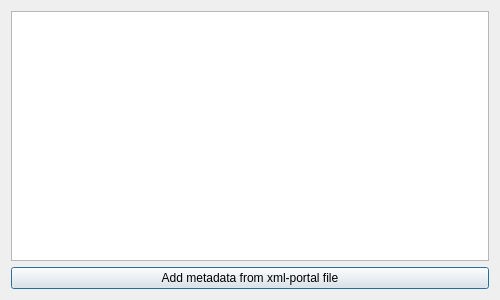
Qt form src/ui/ui-files/MetaDataInfo.ui (XROMMPackages/xmalab) before a commit.
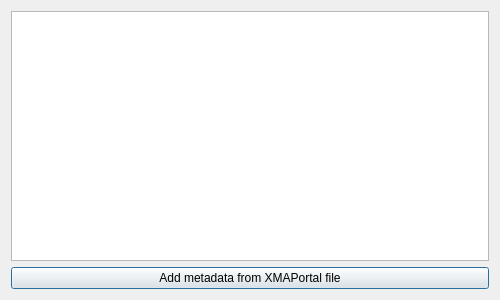
The same form after that commit. Icons and pictures are not drawn.

The edit to the form file:
```diff
--- a/src/ui/ui-files/MetaDataInfo.ui
+++ b/src/ui/ui-files/MetaDataInfo.ui
@@ -67,7 +67,7 @@
    <item row="1" column="0">
     <widget class="QPushButton" name="pushButtonAdd">
      <property name="text">
-      <string>Add metadata from xml-portal file</string>
+      <string>Add metadata from XMAPortal file</string>
      </property>
     </widget>
    </item>
```
